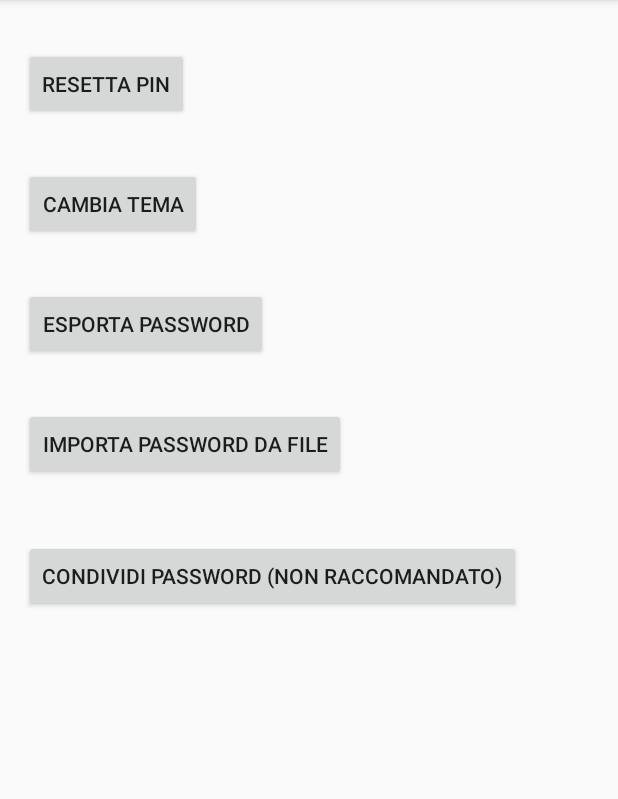
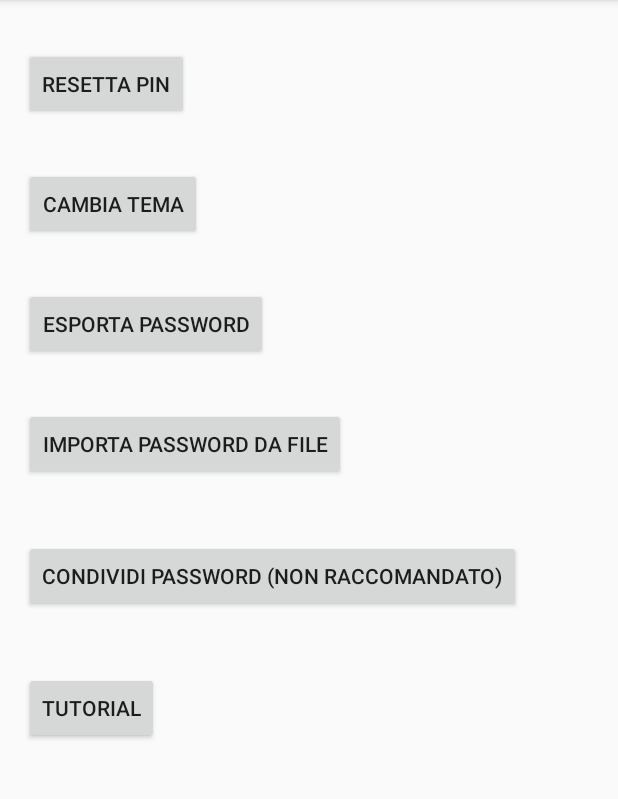
Before and after one commit to DanieleEmilioPassarella/PasswordManager, an Android app: the SettingsActivity screen opened directly, with no data from a screen before it, on a phone screen of 412 x 824 dp, the part 84-883 px from its top. Run offline under Robolectric (Android 15) with nearby library versions, the phone set to English and light mode, and no system bars; libraries missing offline, so code that uses them is left out: com.obsez.android, org.greenrobot.greendao, uk.co.deanwild; 14 statements that could not run were skipped.

Commit message:
Tutorial udpate

```diff
--- a/app/src/main/java/reti/com/passwordmanager/SettingsActivity.java
+++ b/app/src/main/java/reti/com/passwordmanager/SettingsActivity.java
@@ -7,11 +7,14 @@ import android.content.DialogInterface;
 import android.content.Intent;
 import android.database.sqlite.SQLiteDatabase;
 import android.database.sqlite.SQLiteOpenHelper;
+import android.graphics.Color;
 import android.net.Uri;
 import android.os.Debug;
 import android.os.Environment;
+import android.support.annotation.ColorRes;
 import android.support.annotation.Nullable;
 import android.support.design.widget.Snackbar;
+import android.support.v4.graphics.ColorUtils;
 import android.support.v7.app.AlertDialog;
 import android.support.v7.app.AppCompatActivity;
 import android.os.Bundle;
@@ -49,9 +52,12 @@ import reti.com.passwordmanager.models.DaoMaster;
 import reti.com.passwordmanager.models.DaoSession;
 import reti.com.passwordmanager.models.PasswordEntry;
 import reti.com.passwordmanager.models.PasswordEntryDao;
+import reti.com.passwordmanager.utility.RoundedRectangleShape;
 import reti.com.passwordmanager.utility.Utility;
 import uk.co.deanwild.materialshowcaseview.MaterialShowcaseSequence;
 import uk.co.deanwild.materialshowcaseview.ShowcaseConfig;
+import uk.co.deanwild.materialshowcaseview.shape.RectangleShape;
+import uk.co.deanwild.materialshowcaseview.shape.Shape;
 
 public class SettingsActivity extends AppCompatActivity {
 
@@ -62,6 +68,7 @@ public class SettingsActivity extends AppCompatActivity {
     private Button buttonExportPassword;
     private Button buttonImportPassword;
     private Button buttonSharePasswordFile;
+    private Button buttonTutorial;
     private EditText et_oldPin;
     private EditText et_newPin1;
     private EditText et_newPin2;
@@ -90,6 +97,7 @@ public class SettingsActivity extends AppCompatActivity {
         buttonExportPassword = (Button) findViewById(R.id.bt_esportaPassword);
         buttonImportPassword = (Button) findViewById(R.id.setting_btn_import);
         buttonSharePasswordFile = (Button) findViewById(R.id.setting_btn_exportTXT);
+        buttonTutorial = (Button) findViewById(R.id.setting_btn_tutorial);
         pinView = (LinearLayout) findViewById(R.id.setting_linearlayout_pin);
         et_oldPin = (EditText) findViewById(R.id.oldPinET);
         et_newPin1 = (EditText) findViewById(R.id.newPinET1);
@@ -273,6 +281,13 @@ public class SettingsActivity extends AppCompatActivity {
                             }
                         })
                         .show();
+            }
+        });
+
+        buttonTutorial.setOnClickListener(new View.OnClickListener() {
+            @Override
+            public void onClick(View v) {
+
             }
         });
 
@@ -519,11 +534,17 @@ public class SettingsActivity extends AppCompatActivity {
     private void setTutorialInfo() {
 
         ShowcaseConfig config = new ShowcaseConfig();
-        config.setDelay(200);
+        config.setDelay(100);
+        config.setFadeDuration(100);
+        Shape shape = new RoundedRectangleShape(50,50);
+        config.setShape(shape);
+
+        int colorMask =  ColorUtils.setAlphaComponent(getResources().getColor(R.color.colorPrimaryDark),210);
+        config.setMaskColor(colorMask);
 
         String confirmButton = getString(R.string.generic_tutorial_confirmButton);
 
-        MaterialShowcaseSequence tutorialSequence = new MaterialShowcaseSequence(this,"SHOWCASE_ID");
+        MaterialShowcaseSequence tutorialSequence = new MaterialShowcaseSequence(this,"SETTING_SHOWCASE");
         tutorialSequence.setConfig(config);
 
         tutorialSequence.addSequenceItem(buttonResetPin,getString(R.string.tutorial_setting_btnResetPin_title),getString(R.string.tutorial_setting_btnResetPin_message),confirmButton);
--- a/app/src/main/java/reti/com/passwordmanager/utility/Utility.java
+++ b/app/src/main/java/reti/com/passwordmanager/utility/Utility.java
@@ -7,6 +7,7 @@ import android.content.SharedPreferences;
 import android.database.Cursor;
 import android.net.Uri;
 import android.provider.MediaStore;
+import android.support.v4.graphics.ColorUtils;
 import android.util.ArrayMap;
 import android.util.Log;
 import android.util.Pair;
--- a/app/src/main/res/layout/activity_settings.xml
+++ b/app/src/main/res/layout/activity_settings.xml
@@ -175,6 +175,15 @@
             android:layout_marginTop="32dp"
             android:text="@string/setting_button_exportTXT" />
 
+        <Button
+            android:id="@+id/setting_btn_tutorial"
+            android:layout_width="wrap_content"
+            android:layout_height="wrap_content"
+            android:layout_marginBottom="8dp"
+            android:layout_marginLeft="16dp"
+            android:layout_marginRight="0dp"
+            android:layout_marginTop="32dp"
+            android:text="@string/setting_btnTuttorial" />
 
     </LinearLayout>
 
--- a/app/src/main/res/values/strings.xml
+++ b/app/src/main/res/values/strings.xml
@@ -106,6 +106,7 @@
     <string name="tutorial_setting_btnImport_message">Importa il database da un file. Attenzione questa operazione cancellerà il database corrente. Assicurati di averlo salvato!</string>
     <string name="tutorial_setting_btnShare_title">Condividi Password</string>
     <string name="tutorial_setting_btnShare_message">Puoi condividere tutte le password che hai salvato con un tuo contatto. Attenzione non condividere questo file con persone sconosciute.</string>
+    <string name="setting_btnTuttorial">Tutorial</string>
 
 
 </resources>
```
Also changed, not shown: app/src/main/java/reti/com/passwordmanager/HomeActivity.java (+13 -0 lines), app/src/main/java/reti/com/passwordmanager/utility/RoundedRectangleShape.java (added, +95 -0 lines), 2 other files.
